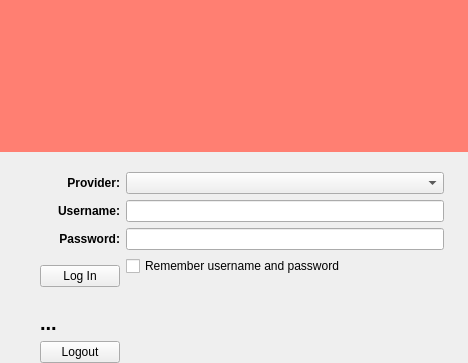
This is src/leap/bitmask/gui/ui/login.ui in leapcode/bitmask_client as Qt 5 draws it before an edit. The edited form follows.
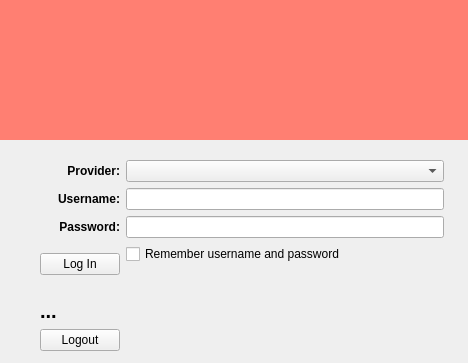
This is the edited form. Icons and pictures are not drawn. Custom widgets are drawn as their Qt base class.

Commit message: Fix logout button margins

Patch:
```diff
--- a/src/leap/bitmask/gui/ui/login.ui
+++ b/src/leap/bitmask/gui/ui/login.ui
@@ -215,7 +215,7 @@
        <number>0</number>
       </property>
       <property name="bottomMargin">
-       <number>0</number>
+       <number>12</number>
       </property>
       <item row="0" column="0" colspan="2">
        <widget class="QLabel" name="lblUser">
```
The commit also changes 1 other file.
